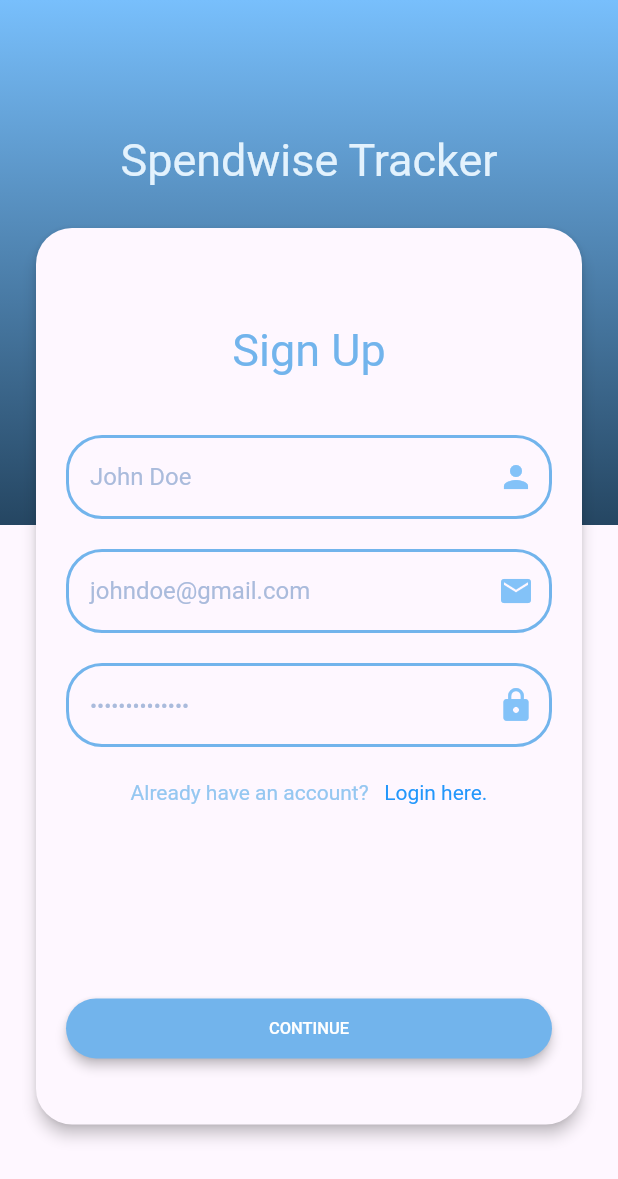
After one commit to eter-null/spendwise-tracker, a Flutter app: the SignUp screen opened directly, on a phone screen of 412 x 824 dp. The commit adds this screen. Shown: the top 1179 px of the screen. Run offline on Flutter 3.47's test engine with Material 3 defaults, Android fonts, the phone set to English and light mode, and no system bars; our stand-ins replace introduction_screen; Roboto replaces fonts that are missing (Readex Pro).

Commit message:
added login and signup

```diff
--- a/analysis_options.yaml
+++ b/analysis_options.yaml
@@ -23,6 +23,6 @@ linter:
   rules:
     # avoid_print: false  # Uncomment to disable the `avoid_print` rule
     # prefer_single_quotes: true  # Uncomment to enable the `prefer_single_quotes` rule
-
+    prefer_const_constructors: false
 # Additional information about this file can be found at
 # https://dart.dev/guides/language/analysis-options
--- a/lib/main.dart
+++ b/lib/main.dart
@@ -2,8 +2,10 @@ import 'package:flutter/material.dart';
 import 'package:flutter/rendering.dart';
 import 'package:flutter/widgets.dart';
 import 'package:introduction_screen/introduction_screen.dart';
+import 'package:spendwise_tracker/screens/landin_page1.dart';
+import 'package:spendwise_tracker/screens/auth/sign_up.dart';
+import 'package:spendwise_tracker/screens/auth/login.dart';
 import 'package:spendwise_tracker/const_config/color_config.dart';
-import 'package:spendwise_tracker/screens/landin_page1.dart';
 import 'package:spendwise_tracker/widgets/custom_back.dart';
 import 'package:spendwise_tracker/widgets/custom_scaffold.dart';
 
@@ -20,6 +22,8 @@ class MyApp extends StatelessWidget {
   Widget build(BuildContext context) {
     return MaterialApp(
       home: IntroductionScreens()
+      // home: SignUp()
+      // home: Login()
     );
     //IntroductionScreen();
     // MaterialApp(
--- /dev/null
+++ b/lib/screens/auth/sign_up.dart
@@ -0,0 +1,352 @@
+import 'package:flutter/material.dart';
+
+class SignUp extends StatefulWidget {
+  const SignUp({super.key});
+
+  @override
+  State<SignUp> createState() => _SignUpState();
+}
+
+class _SignUpState extends State<SignUp> {
+  final formKey = GlobalKey<FormState>();
+  final usernameController = TextEditingController();
+  final emailController = TextEditingController();
+  final passwordController = TextEditingController();
+  final List<Widget> randomAvatar = <Widget>[];
+  bool _obscureText = true;
+  @override
+  Widget build(BuildContext context) {
+    return Scaffold(
+    resizeToAvoidBottomInset: false,
+    body: Stack(
+      children: [
+        Column(
+          mainAxisSize: MainAxisSize.max,
+          children: [
+            Container(
+              width: double.infinity,
+              height: 350,
+              decoration: BoxDecoration(
+                gradient: LinearGradient(
+                  colors: [Color(0xFF78BFFC), Color(0xFF254662)],
+                  stops: [0, 1],
+                  begin: AlignmentDirectional(0, -1),
+                  end: AlignmentDirectional(0, 1),
+                ),
+              ),
+            ),
+          ],
+        ),
+
+        Column(
+          mainAxisSize: MainAxisSize.max,
+          children: [
+            Padding(
+              padding: EdgeInsetsDirectional.fromSTEB(0, 85, 0, 20),
+              child: Text(
+                'Spendwise Tracker',
+                style: TextStyle(
+                  fontFamily: 'Roboto',
+                  color: Theme.of(context).secondaryHeaderColor,
+                  fontSize: 30,
+                  letterSpacing: 0,
+                ),
+              ),
+            ),
+            Align(
+              alignment: AlignmentDirectional(0, 0.65),
+              child: Padding(
+                padding: EdgeInsetsDirectional.fromSTEB(20, 0, 20, 0),
+                child: Card(
+                  clipBehavior: Clip.antiAliasWithSaveLayer,
+                  color: Theme.of(context).scaffoldBackgroundColor,
+                  elevation: 4,
+                  shape: RoundedRectangleBorder(
+                    borderRadius: BorderRadius.circular(24),
+                  ),
+                  child: Column(
+                    mainAxisSize: MainAxisSize.min,
+                    children: [
+                      Padding(
+                        padding: EdgeInsetsDirectional.fromSTEB(0, 60, 0, 35),
+                        child: Text(
+                          'Sign Up',
+                          style: TextStyle(
+                            fontFamily: 'Roboto',
+                            color: Color(0xFF72B4EC),
+                            fontSize: 30,
+                            letterSpacing: 0,
+                            fontWeight: FontWeight.normal,
+                          ),
+                        ),
+                      ),
+                      Padding(
+                        padding: EdgeInsetsDirectional.fromSTEB(20, 0, 20, 20),
+                        child: TextFormField(
+                          controller: TextEditingController(),
+                          focusNode: FocusNode(),
+                          autofocus: false,
+                          obscureText: false,
+                          decoration: InputDecoration(
+                            labelStyle: TextStyle(
+                              fontFamily: 'Readex Pro',
+                              letterSpacing: 0,
+                            ),
+                            hintText: 'John Doe',
+                            hintStyle: TextStyle(
+                              fontFamily: 'Readex Pro',
+                              color: Color(0xFFAABBDC),
+                              letterSpacing: 0,
+                            ),
+                            enabledBorder: OutlineInputBorder(
+                              borderSide: BorderSide(
+                                color: Color(0xFF72B4EC),
+                                width: 2,
+                              ),
+                              borderRadius: BorderRadius.circular(24),
+                            ),
+                            focusedBorder: OutlineInputBorder(
+                              borderSide: BorderSide(
+                                color: Theme.of(context).primaryColor,
+                                width: 2,
+                              ),
+                              borderRadius: BorderRadius.circular(24),
+                            ),
+                            errorBorder: OutlineInputBorder(
+                              borderSide: BorderSide(
+                                color: Theme.of(context).errorColor,
+                                width: 2,
+                              ),
+                              borderRadius: BorderRadius.circular(24),
+                            ),
+                            focusedErrorBorder: OutlineInputBorder(
+                              borderSide: BorderSide(
+                                color: Theme.of(context).errorColor,
+                                width: 2,
+                              ),
+                              borderRadius: BorderRadius.circular(24),
+                            ),
+                            suffixIcon: Icon(
+                              Icons.person,
+                              color: Color(0xFF83C2F8),
+                            ),
+                          ),
+                          style: TextStyle(
+                            fontFamily: 'Roboto',
+                            letterSpacing: 0,
+                          ),
+                          minLines: null,
+                          // validator: _model.textController1Validator.asValidator(context),
+                        ),
+                      ),
+                      Padding(
+                        padding: EdgeInsetsDirectional.fromSTEB(20, 0, 20, 20),
+                        child: TextFormField(
+                          controller: TextEditingController(),
+                          focusNode: FocusNode(),
+                          autofocus: false,
+                          obscureText: false,
+                          decoration: InputDecoration(
+                            labelStyle: TextStyle(
+                              fontFamily: 'Readex Pro',
+                              letterSpacing: 0,
+                            ),
+                            hintText: 'johndoe@gmail.com',
+                            hintStyle: TextStyle(
+                              fontFamily: 'Readex Pro',
+                              color: Color(0xFFAABBDC),
+                              letterSpacing: 0,
+                            ),
+                            enabledBorder: OutlineInputBorder(
+                              borderSide: BorderSide(
+                                color: Color(0xFF72B4EC),
+                                width: 2,
+                              ),
+                              borderRadius: BorderRadius.circular(24),
+                            ),
+                            focusedBorder: OutlineInputBorder(
+                              borderSide: BorderSide(
+                                color: Theme.of(context).primaryColor,
+                                width: 2,
+                              ),
+                              borderRadius: BorderRadius.circular(24),
+                            ),
+                            errorBorder: OutlineInputBorder(
+                              borderSide: BorderSide(
+                                color: Theme.of(context).errorColor,
+                                width: 2,
+                              ),
+                              borderRadius: BorderRadius.circular(24),
+                            ),
+                            focusedErrorBorder: OutlineInputBorder(
+                              borderSide: BorderSide(
+                                color: Theme.of(context).errorColor,
+                                width: 2,
+                              ),
+                              borderRadius: BorderRadius.circular(24),
+                            ),
+                            suffixIcon: Icon(
+                              Icons.email,
+                              color: Color(0xFF83C2F8),
+                            ),
+                          ),
+                          style: TextStyle(
+                            fontFamily: 'Roboto',
+                            letterSpacing: 0,
+                          ),
+                          minLines: null,
+                          //validator: _model.textController2Validator.asValidator(context),
+                        ),
+                      ),
+                      Padding(
+                        padding: EdgeInsetsDirectional.fromSTEB(20, 0, 20, 20),
+                        child: TextFormField(
+                          controller: TextEditingController(),
+                          focusNode: FocusNode(),
+                          autofocus: false,
+                          obscureText: _obscureText,
+                          decoration: InputDecoration(
+                            labelStyle: TextStyle(
+                              fontFamily: 'Readex Pro',
+                              fontSize: 14,
+                              letterSpacing: 0,
+                            ),
+                            hintText: '••••••••••••••',
+                            hintStyle: TextStyle(
+                              fontFamily: 'Roboto',
+                              color: Color(0xFFAABBDC),
+                              fontSize: 14,
+                              letterSpacing: 0,
+                            ),
+                            enabledBorder: OutlineInputBorder(
+                              borderSide: BorderSide(
+                                color: Color(0xFF72B4EC),
+                                width: 2,
+                              ),
+                              borderRadius: BorderRadius.circular(24),
+                            ),
+                            focusedBorder: OutlineInputBorder(
+                              borderSide: BorderSide(
+                                color: Theme.of(context).primaryColor,
+                                width: 2,
+                              ),
+                              borderRadius: BorderRadius.circular(24),
+                            ),
+                            errorBorder: OutlineInputBorder(
+                              borderSide: BorderSide(
+                                color: Theme.of(context).errorColor,
+                                width: 2,
+                              ),
+                              borderRadius: BorderRadius.circular(24),
+                            ),
+                            focusedErrorBorder: OutlineInputBorder(
+                              borderSide: BorderSide(
+                                color: Theme.of(context).errorColor,
+                                width: 2,
+                              ),
+                              borderRadius: BorderRadius.circular(24),
+                            ),
+                            suffixIcon: InkWell(
+                              onTap: () {
+                                setState(() {
+                                  _obscureText = !_obscureText;
+                                });
+                              },
+                              focusNode: FocusNode(skipTraversal: true),
+                              child: Icon(
+                                _obscureText ? Icons.lock : Icons.lock_open_outlined,
+                                color: Color(0xFF83C2F8),
+                                size: 25,
+                              ),
+                            ),
+                          ),
+                          style: TextStyle(
+                            fontFamily: 'Roboto',
+                            letterSpacing: 0,
+                          ),
+                          minLines: null,
+                          //validator: _model.textController3Validator.asValidator(context),
+                        ),
+                      ),
+                      Align(
+                        alignment: AlignmentDirectional(0, 0),
+                        child: Padding(
+                          padding: EdgeInsetsDirectional.fromSTEB(0, 0, 0, MediaQuery.of(context).size.height * 0.15),
+                          child: Row(
+                            mainAxisSize: MainAxisSize.min,
+                            mainAxisAlignment: MainAxisAlignment.start,
+                            children: [
+                              Text(
+                                'Already have an account?   ',
+                                style: TextStyle(
+                                  fontFamily: 'Readex Pro',
+                                  color: Color(0xFF95C7F1),
+                                  letterSpacing: 0,
+                                ),
+                              ),
+                              InkWell(
+                                splashColor: Colors.transparent,
+                                focusColor: Colors.transparent,
+                                hoverColor: Colors.transparent,
+                                highlightColor: Colors.transparent,
+                                onTap: () async {},
+                                child: Text(
+                                  'Login here.',
+                                  style: TextStyle(
+                                    fontFamily: 'Readex Pro',
+                                    color: Color(0xFF2397FB),
+                                    letterSpacing: 0,
+                                  ),
+                                ),
+                              ),
+                            ],
+                          ),
+                        ),
+                      ),
+                      Padding(
+                        padding: EdgeInsetsDirectional.fromSTEB(20, 0, 20, 40),
+                        child: ElevatedButton(
+                          onPressed: () {
+                            print('?');
+                          },
+                          style: ButtonStyle(
+                            backgroundColor: MaterialStateProperty.all<Color>(Color(0xFF72B4EC)),
+                            padding: MaterialStateProperty.all<EdgeInsetsGeometry>(
+                              EdgeInsets.symmetric(horizontal: 24, vertical: 0),
+                            ),
+                            shape: MaterialStateProperty.all<OutlinedBorder>(
+                              RoundedRectangleBorder(
+                                borderRadius: BorderRadius.circular(24),
+                              ),
+                            ),
+                            elevation: MaterialStateProperty.all<double>(3),
+                          ),
+                          child: SizedBox(
+                            width: double.infinity,
+                            height: 40,
+                            child: Center(
+                              child: Text(
+                                'CONTINUE',
+                                style: TextStyle(
+                                  fontFamily: 'Roboto',
+                                  color: Colors.white,
+                                  fontSize: 11,
+                                  letterSpacing: 0,
+                                ),
+                              ),
+                            ),
+                          ),
+                        ),
+                      ),
+                    ],
+                  ),
+                ),
+              ),
+            ),
+          ],
+        )
+      ],
+    )
+    );
+  }
+}
```
Also changed, not shown: lib/screens/auth/login.dart (added, +259 -0 lines).
